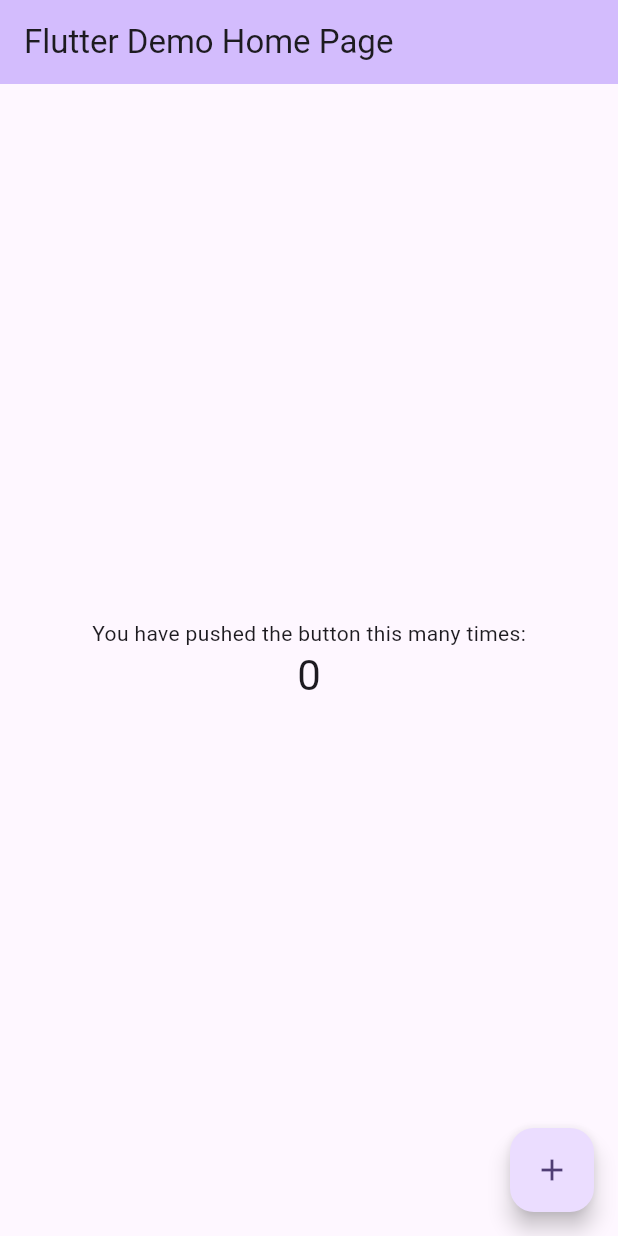
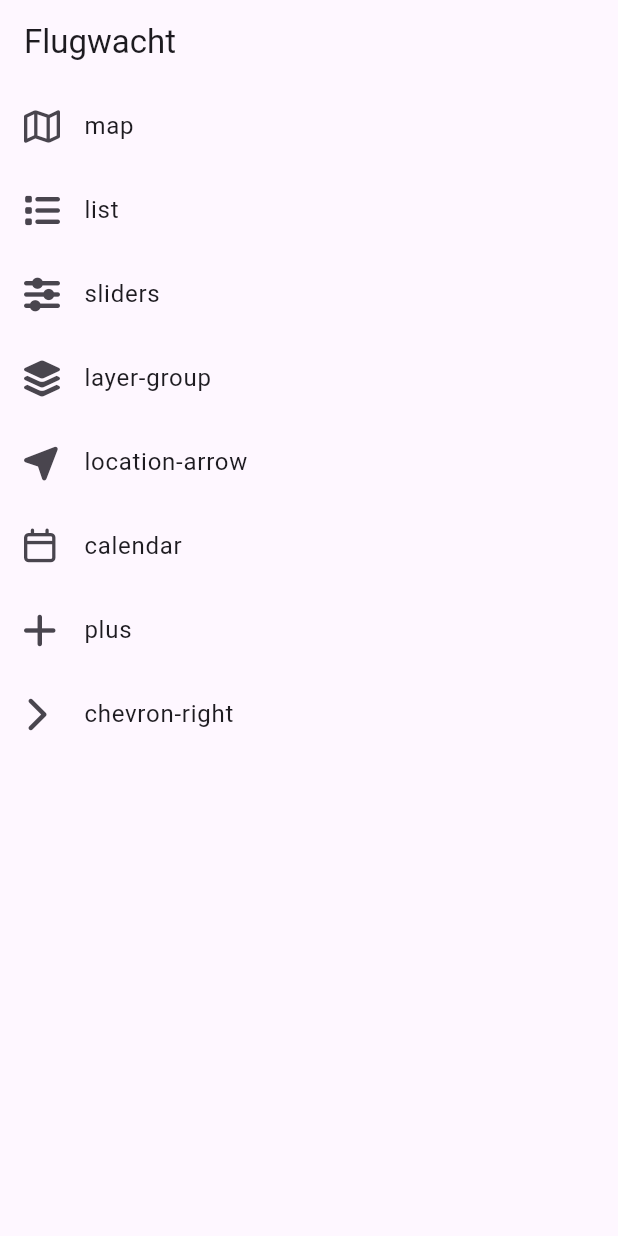
Before and after one commit to BoundfoxStudios/flugwacht, a Flutter app: the screen it shows after launch, on a phone screen of 412 x 824 dp. Run offline on Flutter 3.47's test engine with Material 3 defaults, Android fonts, the phone set to English and light mode, and no system bars; our stand-ins replace font_awesome_flutter.

Commit message:
feat: replace the counter template with an icon gallery screen

```diff
--- a/app/lib/main.dart
+++ b/app/lib/main.dart
@@ -1,119 +1,45 @@
 import 'package:flutter/material.dart';
+import 'package:font_awesome_flutter/font_awesome_flutter.dart';
+
+import 'app_icons.dart';
 
 void main() {
-  runApp(const MyApp());
+  runApp(const FlugwachtApp());
 }
 
-class MyApp extends StatelessWidget {
-  const MyApp({super.key});
+class FlugwachtApp extends StatelessWidget {
+  const FlugwachtApp({super.key});
 
-  // This widget is the root of your application.
   @override
   Widget build(BuildContext context) => MaterialApp(
-    title: 'Flutter Demo',
-    theme: ThemeData(
-      // This is the theme of your application.
-      //
-      // TRY THIS: Try running your application with "flutter run". You'll see
-      // the application has a purple toolbar. Then, without quitting the app,
-      // try changing the seedColor in the colorScheme below to Colors.green
-      // and then invoke "hot reload" (save your changes or press the "hot
-      // reload" button in a Flutter-supported IDE, or press "r" if you used
-      // the command line to start the app).
-      //
-      // Notice that the counter didn't reset back to zero; the application
-      // state is not lost during the reload. To reset the state, use hot
-      // restart instead.
-      //
-      // This works for code too, not just values: Most code changes can be
-      // tested with just a hot reload.
-      colorScheme: .fromSeed(seedColor: Colors.deepPurple),
-    ),
-    home: const MyHomePage(title: 'Flutter Demo Home Page'),
+    title: 'Flugwacht',
+    theme: ThemeData(colorScheme: .fromSeed(seedColor: Colors.deepPurple)),
+    home: const IconGalleryPage(),
   );
 }
 
-class MyHomePage extends StatefulWidget {
-  const MyHomePage({super.key, required this.title});
+class IconGalleryPage extends StatelessWidget {
+  const IconGalleryPage({super.key});
 
-  // This widget is the home page of your application. It is stateful, meaning
-  // that it has a State object (defined below) that contains fields that affect
-  // how it looks.
-
-  // This class is the configuration for the state. It holds the values (in this
-  // case the title) provided by the parent (in this case the App widget) and
-  // used by the build method of the State. Fields in a Widget subclass are
-  // always marked "final".
-
-  final String title;
+  static const Map<String, FaIconData> _icons = {
+    'map': AppIcons.map,
+    'list': AppIcons.list,
+    'sliders': AppIcons.sliders,
+    'layer-group': AppIcons.layerGroup,
+    'location-arrow': AppIcons.locationArrow,
+    'calendar': AppIcons.calendar,
+    'plus': AppIcons.plus,
+    'chevron-right': AppIcons.chevronRight,
+  };
 
   @override
-  State<MyHomePage> createState() => _MyHomePageState();
+  Widget build(BuildContext context) => Scaffold(
+    appBar: AppBar(title: const Text('Flugwacht')),
+    body: ListView(
+      children: [
+        for (final entry in _icons.entries)
+          ListTile(leading: FaIcon(entry.value), title: Text(entry.key)),
+      ],
+    ),
+  );
 }
-
-class _MyHomePageState extends State<MyHomePage> {
-  int _counter = 0;
-
-  void _incrementCounter() {
-    setState(() {
-      // This call to setState tells the Flutter framework that something has
-      // changed in this State, which causes it to rerun the build method below
-      // so that the display can reflect the updated values. If we changed
-      // _counter without calling setState(), then the build method would not be
-      // called again, and so nothing would appear to happen.
-      _counter++;
-    });
-  }
-
-  @override
-  Widget build(BuildContext context) =>
-      // This method is rerun every time setState is called, for instance as done
-      // by the _incrementCounter method above.
-      //
-      // The Flutter framework has been optimized to make rerunning build methods
-      // fast, so that you can just rebuild anything that needs updating rather
-      // than having to individually change instances of widgets.
-      Scaffold(
-        appBar: AppBar(
-          // TRY THIS: Try changing the color here to a specific color (to
-          // Colors.amber, perhaps?) and trigger a hot reload to see the AppBar
-          // change color while the other colors stay the same.
-          backgroundColor: Theme.of(context).colorScheme.inversePrimary,
-          // Here we take the value from the MyHomePage object that was created by
-          // the App.build method, and use it to set our appbar title.
-          title: Text(widget.title),
-        ),
-        body: Center(
-          // Center is a layout widget. It takes a single child and positions it
-          // in the middle of the parent.
-          child: Column(
-            // Column is also a layout widget. It takes a list of children and
-            // arranges them vertically. By default, it sizes itself to fit its
-            // children horizontally, and tries to be as tall as its parent.
-            //
-            // Column has various properties to control how it sizes itself and
-            // how it positions its children. Here we use mainAxisAlignment to
-            // center the children vertically; the main axis here is the vertical
-            // axis because Columns are vertical (the cross axis would be
-            // horizontal).
-            //
-            // TRY THIS: Invoke "debug painting" (choose the "Toggle Debug Paint"
-            // action in the IDE, or press "p" in the console), to see the
-            // wireframe for each widget.
-            mainAxisAlignment: .center,
-            children: [
-              const Text('You have pushed the button this many times:'),
-              Text(
-                '$_counter',
-                style: Theme.of(context).textTheme.headlineMedium,
-              ),
-            ],
-          ),
-        ),
-        floatingActionButton: FloatingActionButton(
-          onPressed: _incrementCounter,
-          tooltip: 'Increment',
-          child: const Icon(Icons.add),
-        ),
-      );
-}
```
Also changed, not shown: 1 other file.
